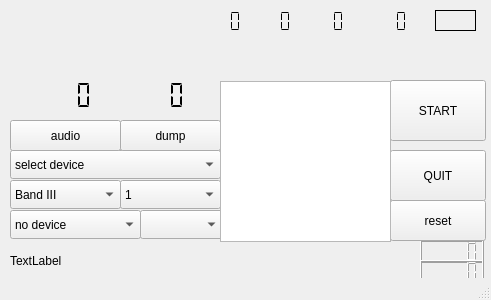
The window that gui_1/gui_1.ui (AlbrechtL/welle.io) describes before a commit, drawn with Qt 5.
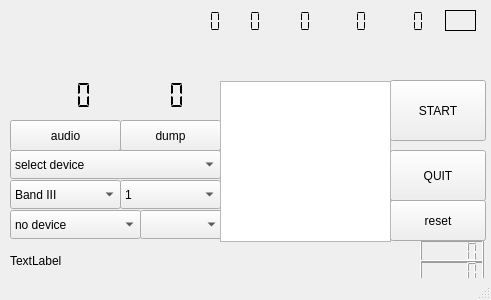
The same window after the commit.

```diff
--- a/gui_1/gui_1.ui
+++ b/gui_1/gui_1.ui
@@ -289,9 +289,9 @@
    <widget class="QLabel" name="syncedLabel">
     <property name="geometry">
      <rect>
-      <x>435</x>
+      <x>445</x>
       <y>10</y>
-      <width>41</width>
+      <width>31</width>
       <height>21</height>
      </rect>
     </property>
@@ -305,7 +305,7 @@
    <widget class="QLCDNumber" name="errorDisplay">
     <property name="geometry">
      <rect>
-      <x>360</x>
+      <x>320</x>
       <y>10</y>
       <width>64</width>
       <height>23</height>
@@ -324,7 +324,7 @@
    <widget class="QLCDNumber" name="ficRatioDisplay">
     <property name="geometry">
      <rect>
-      <x>303</x>
+      <x>270</x>
       <y>10</y>
       <width>51</width>
       <height>23</height>
@@ -343,7 +343,7 @@
    <widget class="QLCDNumber" name="snrDisplay">
     <property name="geometry">
      <rect>
-      <x>260</x>
+      <x>230</x>
       <y>10</y>
       <width>41</width>
       <height>23</height>
@@ -362,9 +362,9 @@
    <widget class="QLCDNumber" name="ensembleId">
     <property name="geometry">
      <rect>
-      <x>180</x>
+      <x>170</x>
       <y>10</y>
-      <width>81</width>
+      <width>61</width>
       <height>23</height>
      </rect>
     </property>
@@ -384,7 +384,7 @@
    <widget class="QLabel" name="ensembleName">
     <property name="geometry">
      <rect>
-      <x>40</x>
+      <x>10</x>
       <y>10</y>
       <width>141</width>
       <height>21</height>
@@ -394,6 +394,25 @@
      <string/>
     </property>
    </widget>
+   <widget class="QLCDNumber" name="rateDisplay">
+    <property name="geometry">
+     <rect>
+      <x>383</x>
+      <y>10</y>
+      <width>51</width>
+      <height>23</height>
+     </rect>
+    </property>
+    <property name="frameShape">
+     <enum>QFrame::NoFrame</enum>
+    </property>
+    <property name="digitCount">
+     <number>3</number>
+    </property>
+    <property name="segmentStyle">
+     <enum>QLCDNumber::Flat</enum>
+    </property>
+   </widget>
   </widget>
   <widget class="QStatusBar" name="statusbar"/>
  </widget>
```
